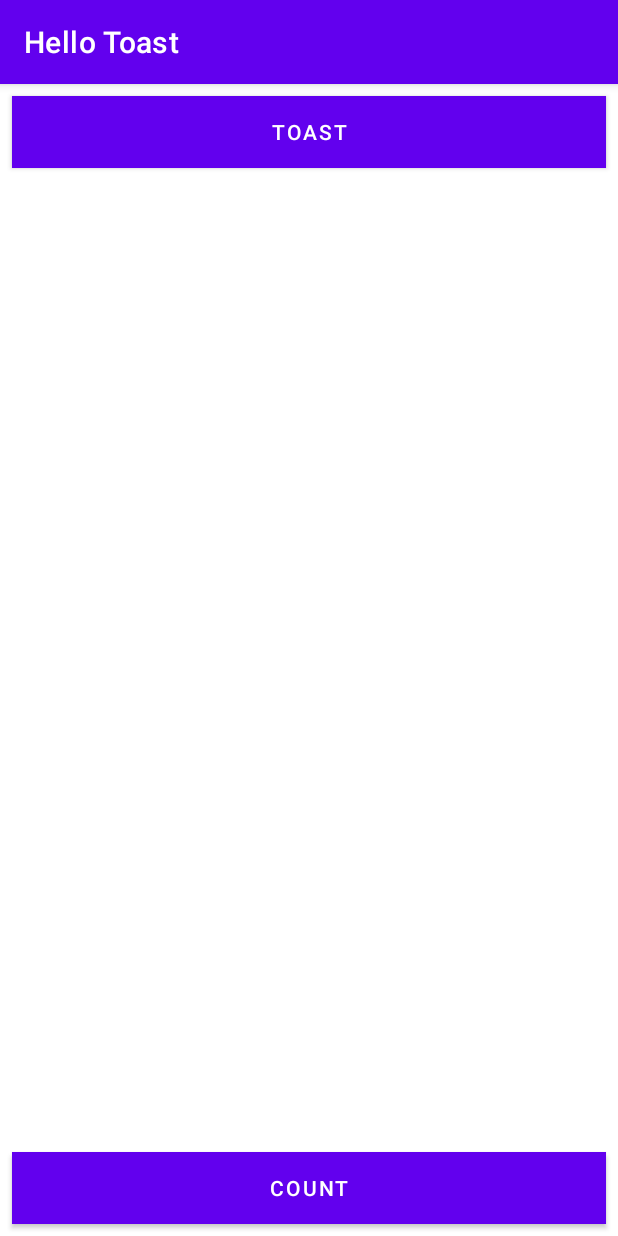
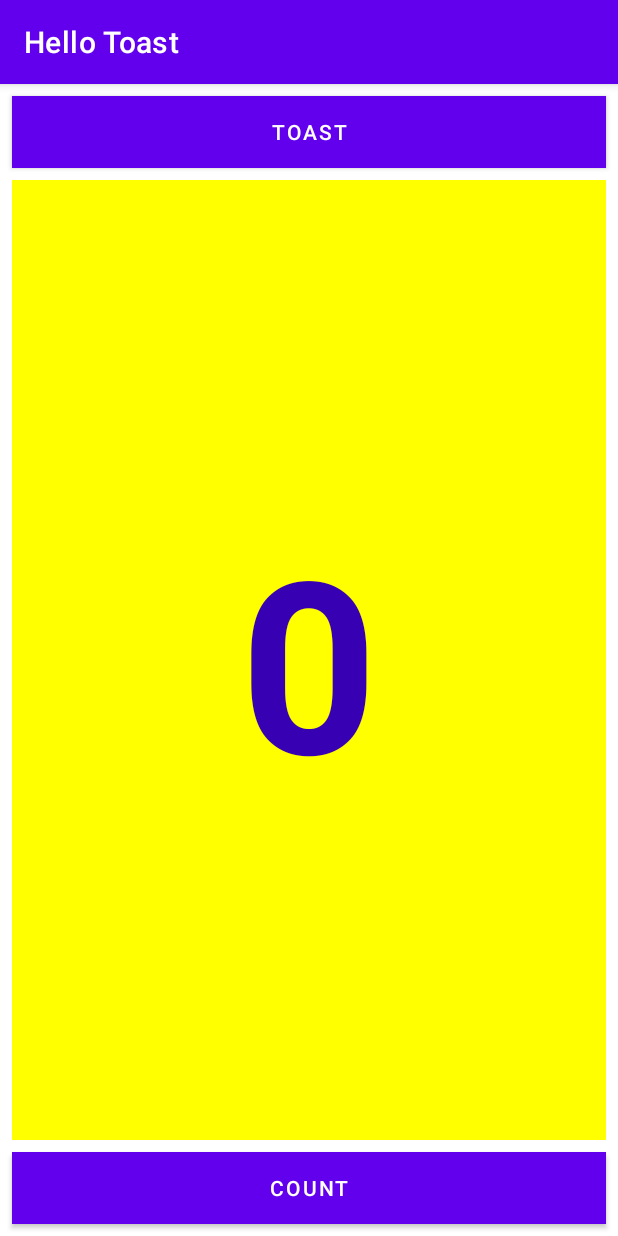
Before and after one commit to Aavash-KC/Your-first-interactive-UI, an Android app: the screen it shows after launch (MainActivity), on a phone screen of 412 x 824 dp. Run offline under Robolectric (Android 15) with nearby library versions, the phone set to English and light mode, and no system bars.

Commit message:
completed task 4

```diff
--- a/app/src/main/res/layout/activity_main.xml
+++ b/app/src/main/res/layout/activity_main.xml
@@ -34,4 +34,24 @@
         app:layout_constraintEnd_toEndOf="parent"
         app:layout_constraintStart_toStartOf="parent" />
 
+    <TextView
+        android:id="@+id/textView"
+        android:layout_width="0dp"
+        android:layout_height="0dp"
+        android:layout_marginStart="8dp"
+        android:layout_marginTop="8dp"
+        android:layout_marginEnd="8dp"
+        android:layout_marginBottom="8dp"
+        android:background="#ffff00"
+        android:gravity="center_vertical"
+        android:text="0"
+        android:textAlignment="center"
+        android:textColor="@color/purple_700"
+        android:textSize="160sp"
+        android:textStyle="bold"
+        app:layout_constraintBottom_toTopOf="@+id/button_count"
+        app:layout_constraintEnd_toEndOf="parent"
+        app:layout_constraintStart_toStartOf="parent"
+        app:layout_constraintTop_toBottomOf="@+id/button_toast" />
+
 </androidx.constraintlayout.widget.ConstraintLayout>
```
